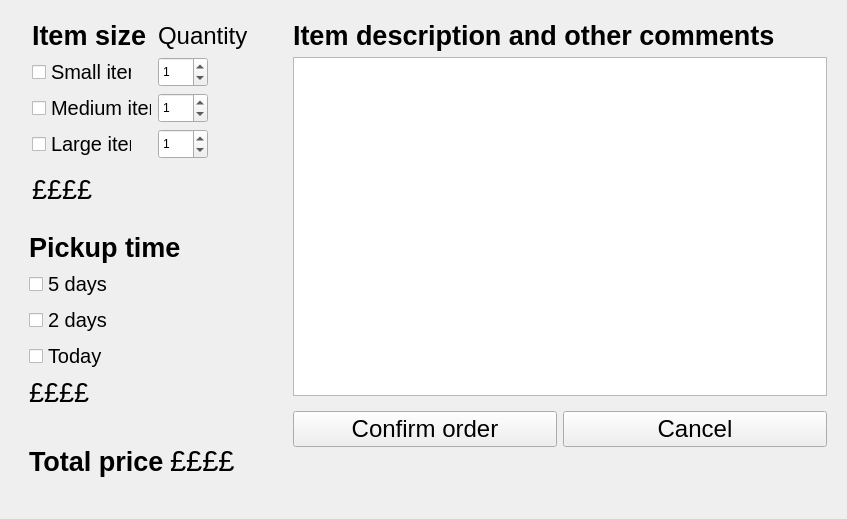
Before: the Qt Designer form extrapickupwindow.ui in EduPonz/SmartTrashCan_B376, drawn with Qt 5.
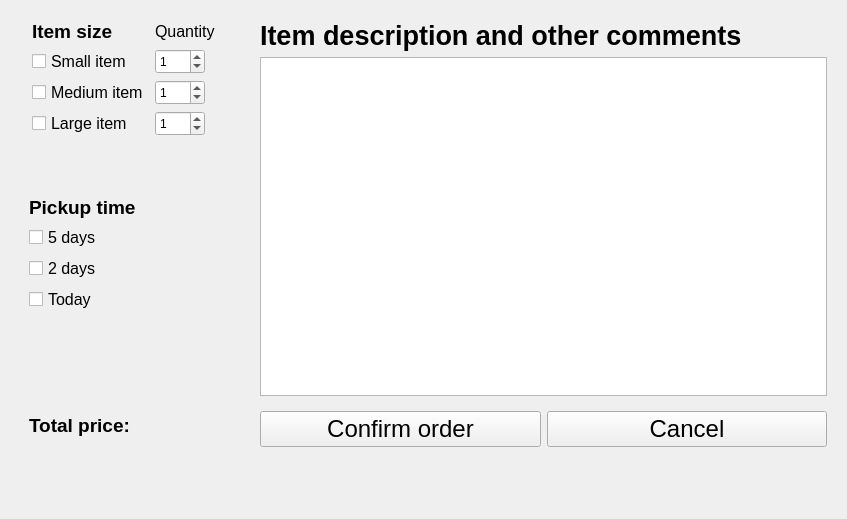
After: the same form once the commit is applied.

Commit message: - Added time price management - Fixed email, now sends it properly - UserDataBaseManager object update into the constructor is still missing, for updated email addresses to work

Diff of the .ui file:
```diff
--- a/extrapickupwindow.ui
+++ b/extrapickupwindow.ui
@@ -105,7 +105,7 @@
              <widget class="QLabel" name="label_5">
               <property name="font">
                <font>
-                <pointsize>18</pointsize>
+                <pointsize>12</pointsize>
                 <italic>false</italic>
                </font>
               </property>
@@ -124,7 +124,7 @@
               </property>
               <property name="font">
                <font>
-                <pointsize>15</pointsize>
+                <pointsize>12</pointsize>
                </font>
               </property>
               <property name="text">
@@ -142,7 +142,7 @@
               </property>
               <property name="font">
                <font>
-                <pointsize>15</pointsize>
+                <pointsize>12</pointsize>
                </font>
               </property>
               <property name="text">
@@ -160,7 +160,7 @@
               </property>
               <property name="font">
                <font>
-                <pointsize>15</pointsize>
+                <pointsize>12</pointsize>
                </font>
               </property>
               <property name="toolTip">
@@ -175,7 +175,7 @@
              <widget class="QLabel" name="extrapickupSizeLabel">
               <property name="font">
                <font>
-                <pointsize>20</pointsize>
+                <pointsize>14</pointsize>
                 <weight>75</weight>
                 <bold>true</bold>
                </font>
@@ -192,11 +192,11 @@
           <widget class="QLabel" name="label_3">
            <property name="font">
             <font>
-             <pointsize>20</pointsize>
+             <pointsize>12</pointsize>
             </font>
            </property>
            <property name="text">
-            <string>££££</string>
+            <string/>
            </property>
           </widget>
          </item>
@@ -210,7 +210,7 @@
           <widget class="QLabel" name="extrapickupSizeLabel_2">
            <property name="font">
             <font>
-             <pointsize>20</pointsize>
+             <pointsize>14</pointsize>
              <weight>75</weight>
              <bold>true</bold>
             </font>
@@ -224,7 +224,7 @@
           <widget class="QCheckBox" name="checkBox_4">
            <property name="font">
             <font>
-             <pointsize>15</pointsize>
+             <pointsize>12</pointsize>
             </font>
            </property>
            <property name="text">
@@ -236,7 +236,7 @@
           <widget class="QCheckBox" name="checkBox_6">
            <property name="font">
             <font>
-             <pointsize>15</pointsize>
+             <pointsize>12</pointsize>
             </font>
            </property>
            <property name="text">
@@ -248,7 +248,7 @@
           <widget class="QCheckBox" name="checkBox_5">
            <property name="font">
             <font>
-             <pointsize>15</pointsize>
+             <pointsize>12</pointsize>
             </font>
            </property>
            <property name="text">
@@ -260,11 +260,11 @@
           <widget class="QLabel" name="label_4">
            <property name="font">
             <font>
-             <pointsize>20</pointsize>
+             <pointsize>12</pointsize>
             </font>
            </property>
            <property name="text">
-            <string>££££</string>
+            <string/>
            </property>
           </widget>
          </item>
@@ -278,13 +278,13 @@
           <widget class="QLabel" name="label">
            <property name="font">
             <font>
-             <pointsize>20</pointsize>
+             <pointsize>14</pointsize>
              <weight>75</weight>
              <bold>true</bold>
             </font>
            </property>
            <property name="text">
-            <string>Total price</string>
+            <string>Total price:</string>
            </property>
           </widget>
          </item>
@@ -292,13 +292,13 @@
           <widget class="QLabel" name="label_2">
            <property name="font">
             <font>
-             <pointsize>22</pointsize>
+             <pointsize>14</pointsize>
              <weight>50</weight>
              <bold>false</bold>
             </font>
            </property>
            <property name="text">
-            <string>££££</string>
+            <string/>
            </property>
           </widget>
          </item>
```
Left out of the diff: 12 changed lines with no effect on the pictures. The commit also changes 2 other files.
